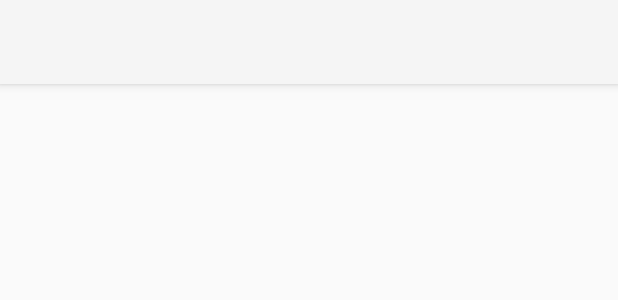
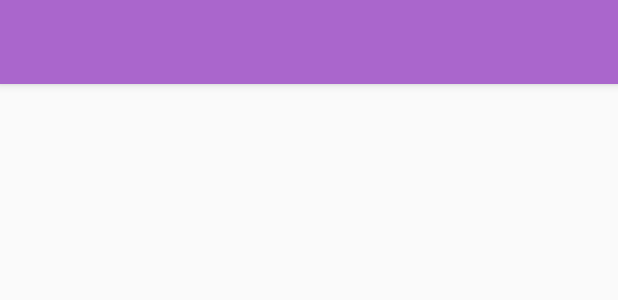
Before and after one commit to chanducs27/TSCUser, an Android app: the layout app_bar_user_m.xml on its own in the app's theme, with its tools: preview values and no code run, on a phone screen of 412 x 824 dp. Shown: the top 300 px of the screen. Run offline under Robolectric (Android 15) with nearby library versions, the phone set to English and light mode, and no system bars.

Commit message:
added picuploc

```diff
--- a/app/src/main/AndroidManifest.xml
+++ b/app/src/main/AndroidManifest.xml
@@ -51,9 +51,7 @@
             android:name="com.google.android.geo.API_KEY"
             android:value="@string/google_maps_key" />
 
-        <activity
-            android:name=".MapsActivity"
-            android:label="@string/title_activity_maps" />
+
         <activity
             android:name=".UserMActivity"
             android:label="@string/title_activity_user_m"
--- a/app/src/main/res/layout/app_bar_user_m.xml
+++ b/app/src/main/res/layout/app_bar_user_m.xml
@@ -9,15 +9,14 @@
     <android.support.design.widget.AppBarLayout
         android:layout_width="match_parent"
         android:layout_height="wrap_content"
-        android:theme="@style/AppBarOverlay">
+        android:theme="@style/AppTheme">
+
 
         <android.support.v7.widget.Toolbar
             android:id="@+id/toolbar"
             android:layout_width="match_parent"
             android:layout_height="?attr/actionBarSize"
-            android:background="?attr/colorPrimary"
-            app:popupTheme="@style/PopupOverlay" />
-
+            android:background="?attr/colorPrimaryDark" />
     </android.support.design.widget.AppBarLayout>
 
     <include layout="@layout/content_user_map" />
--- a/app/src/main/res/layout/content_user_map.xml
+++ b/app/src/main/res/layout/content_user_map.xml
@@ -1,17 +1,14 @@
 <RelativeLayout xmlns:android="http://schemas.android.com/apk/res/android"
     xmlns:tools="http://schemas.android.com/tools"
     xmlns:app="http://schemas.android.com/apk/res-auto" android:layout_width="match_parent"
-    android:layout_height="match_parent" android:paddingLeft="@dimen/activity_horizontal_margin"
-    android:paddingRight="@dimen/activity_horizontal_margin"
-    android:paddingTop="@dimen/activity_vertical_margin"
-    android:paddingBottom="@dimen/activity_vertical_margin"
+    android:layout_height="match_parent"
     app:layout_behavior="@string/appbar_scrolling_view_behavior" tools:showIn="@layout/app_bar_user_m"
     tools:context=".UserMActivity">
 
     <FrameLayout
         android:id="@+id/content_frame"
         android:layout_width="match_parent"
-        android:layout_height="match_parent"></FrameLayout>
+        android:layout_height="match_parent" />
 
 
 </RelativeLayout>
--- a/app/src/main/res/values/colors.xml
+++ b/app/src/main/res/values/colors.xml
@@ -3,4 +3,5 @@
     <color name="colorPrimary">#3F51B5</color>
     <color name="colorPrimaryDark">#303F9F</color>
     <color name="colorAccent">#FF4081</color>
+    <color name="purple_light">#d497f3</color>
 </resources>
--- a/app/src/main/res/values/styles.xml
+++ b/app/src/main/res/values/styles.xml
@@ -3,9 +3,10 @@
     <!-- Base application theme. -->
     <style name="AppTheme" parent="Theme.AppCompat.Light.DarkActionBar">
         <!-- Customize your theme here. -->
-        <item name="colorPrimary">@color/colorPrimary</item>
-        <item name="colorPrimaryDark">@color/colorPrimaryDark</item>
+        <item name="colorPrimary">@android:color/holo_purple</item>
+        <item name="colorPrimaryDark">@android:color/holo_purple</item>
         <item name="colorAccent">@color/colorAccent</item>
+        <item name="android:textColorPrimary">@android:color/background_light</item>
     </style>
 
     <style name="NoActionBar" parent="@android:style/Theme.Holo.Light">
```
Also changed, not shown: app/src/main/java/com/fantasik/tscuser/tscuser/MapsActivity.java (+38 -14 lines), app/src/main/java/com/fantasik/tscuser/tscuser/Util/ResizeWidthAnimation.java (added, +43 -0 lines), app/src/main/java/com/fantasik/tscuser/tscuser/Util/Utils.java (added, +33 -0 lines), app/src/main/res/layout/fragment_maps.xml (+43 -4 lines).
